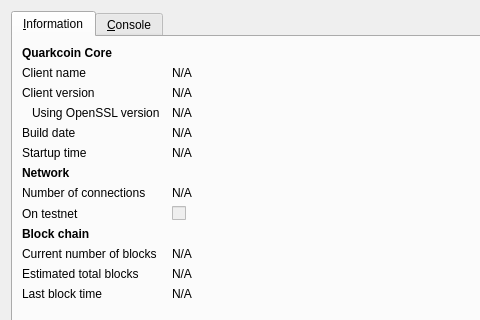
quark-project/quark, file src/qt/forms/rpcconsole.ui: the form before one commit; both pictures show x 0 to 480 and y 0 to 320 of the 740 by 491 pixel window.
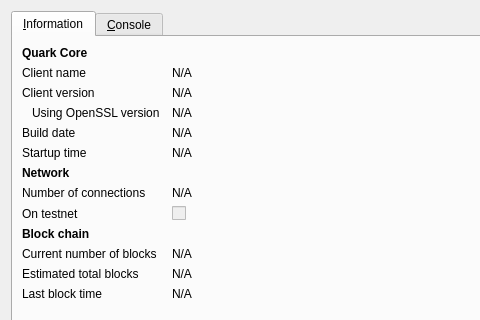
The form after the commit. The open tabs and pages were chosen to show the change. Icons and pictures are not drawn.

Commit message: Quarkcoin to Quark transition in Qt

Diff of the .ui file:
```diff
--- a/src/qt/forms/rpcconsole.ui
+++ b/src/qt/forms/rpcconsole.ui
@@ -36,7 +36,7 @@
           </font>
          </property>
          <property name="text">
-          <string>Quarkcoin Core</string>
+          <string>Quark Core</string>
          </property>
         </widget>
        </item>
```
Left out of the diff: 6 changed lines with no effect on the pictures. The commit also changes 75 other files.
